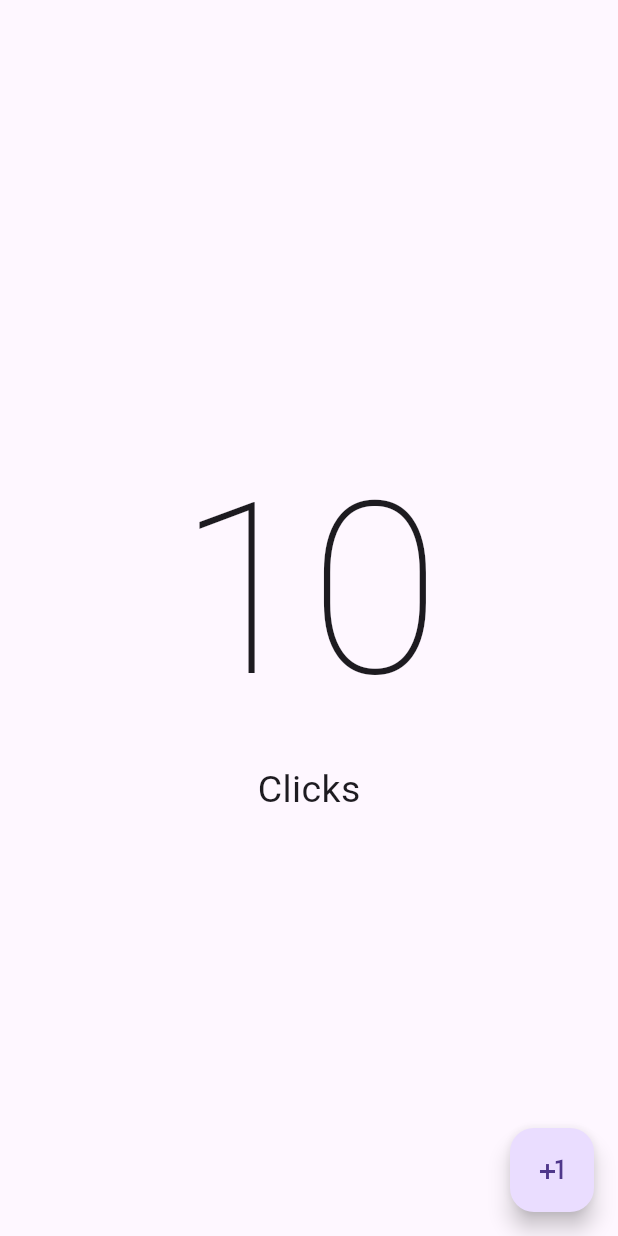
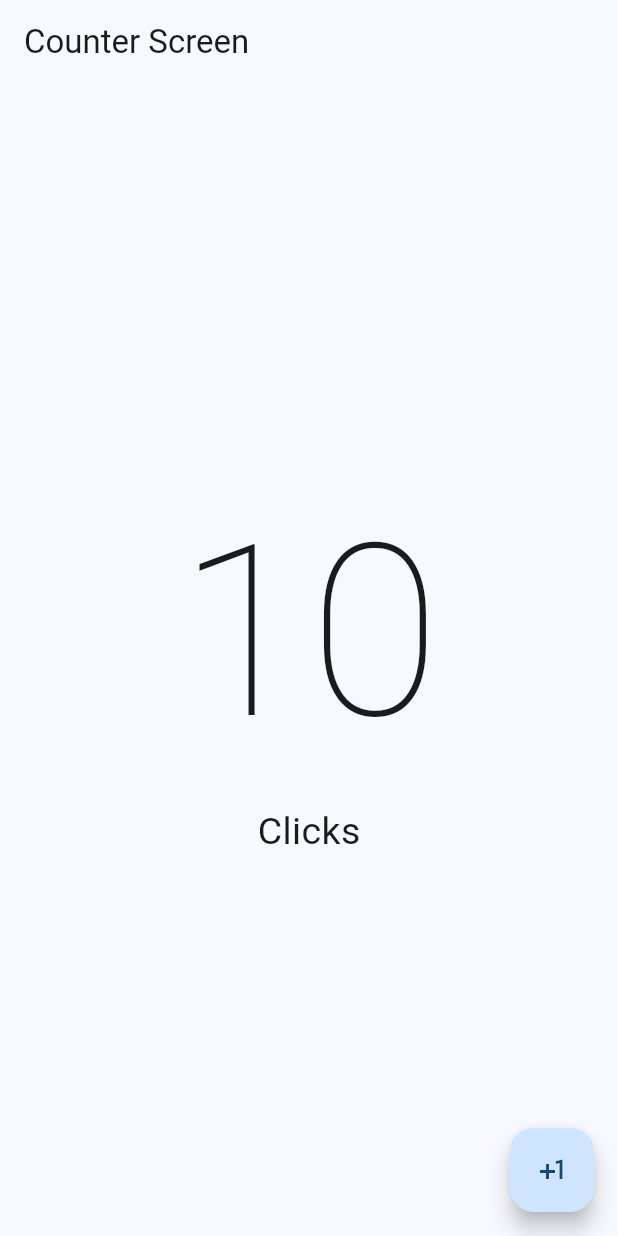
Before and after one commit to LucasMJuarez/dart-example-2, a Flutter app: the screen it shows after launch, on a phone screen of 412 x 824 dp. Run offline on Flutter 3.47's test engine with Material 3 defaults, Android fonts, the phone set to English and light mode, and no system bars.

Commit message:
add theme main with material 3

```diff
--- a/lib/main.dart
+++ b/lib/main.dart
@@ -12,9 +12,11 @@ class MyApp extends StatelessWidget {
   Widget build(BuildContext context) {
     return MaterialApp(
       debugShowCheckedModeBanner: false,
-      title: 'Flutter Demo',
-      theme: ThemeData(primarySwatch: Colors.blue),
-      home: CounterScreen(),
+      theme: ThemeData(
+        useMaterial3: true,
+        colorSchemeSeed: Colors.blue.shade400,
+      ),
+      home: const CounterScreen(),
     );
   }
 }
--- a/lib/presentation/screens/counter/counter_screen.dart
+++ b/lib/presentation/screens/counter/counter_screen.dart
@@ -6,6 +6,7 @@ class CounterScreen extends StatelessWidget {
   @override
   Widget build(BuildContext context) {
     return Scaffold(
+      appBar: AppBar(title: const Text('Counter Screen')),
       body: Center(
         child: Column(
           mainAxisAlignment: MainAxisAlignment.center,
```
